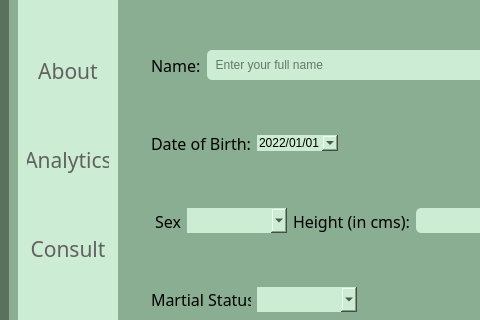
First picture: the form in Patient_info_edit.ui, repository srishtiigautam/restorehealth, before the edit; both pictures show x 0 to 480 and y 219 to 539 of the 1069 by 769 pixel window.
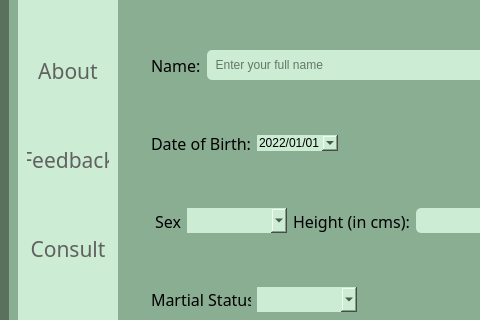
Second picture: the form after the edit. Icons and pictures are not drawn.

Commit message: "Analytics" changed to "Feedback"

```diff
--- a/Patient_info_edit.ui
+++ b/Patient_info_edit.ui
@@ -295,7 +295,7 @@
 </string>
             </property>
             <property name="text">
-             <string>Analytics</string>
+             <string>Feedback</string>
             </property>
            </widget>
           </item>
```
The commit also changes 19 other files.
